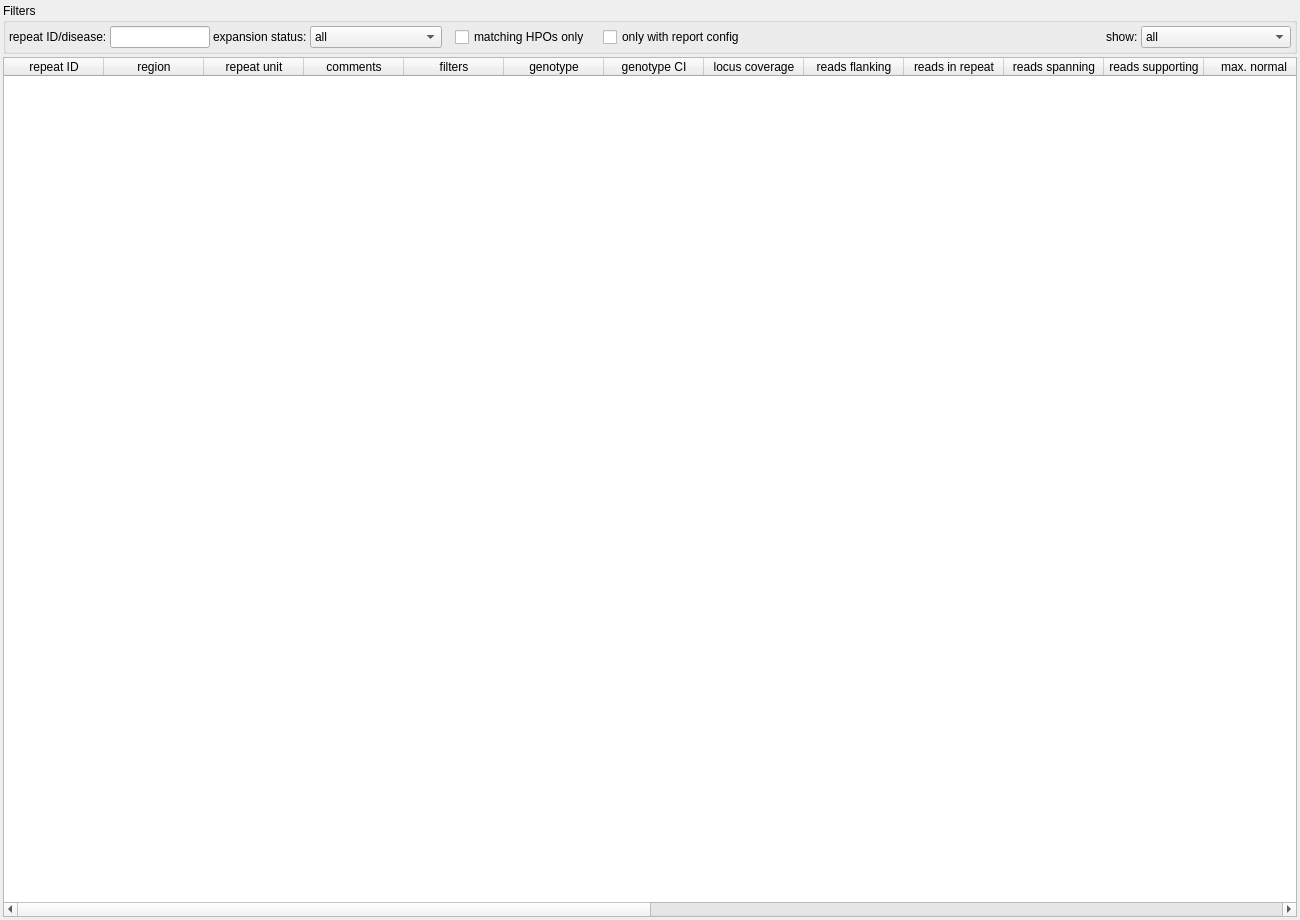
Above: src/GSvar/RepeatExpansionWidget.ui from imgag/ngs-bits before the change. Below: the same form after it.
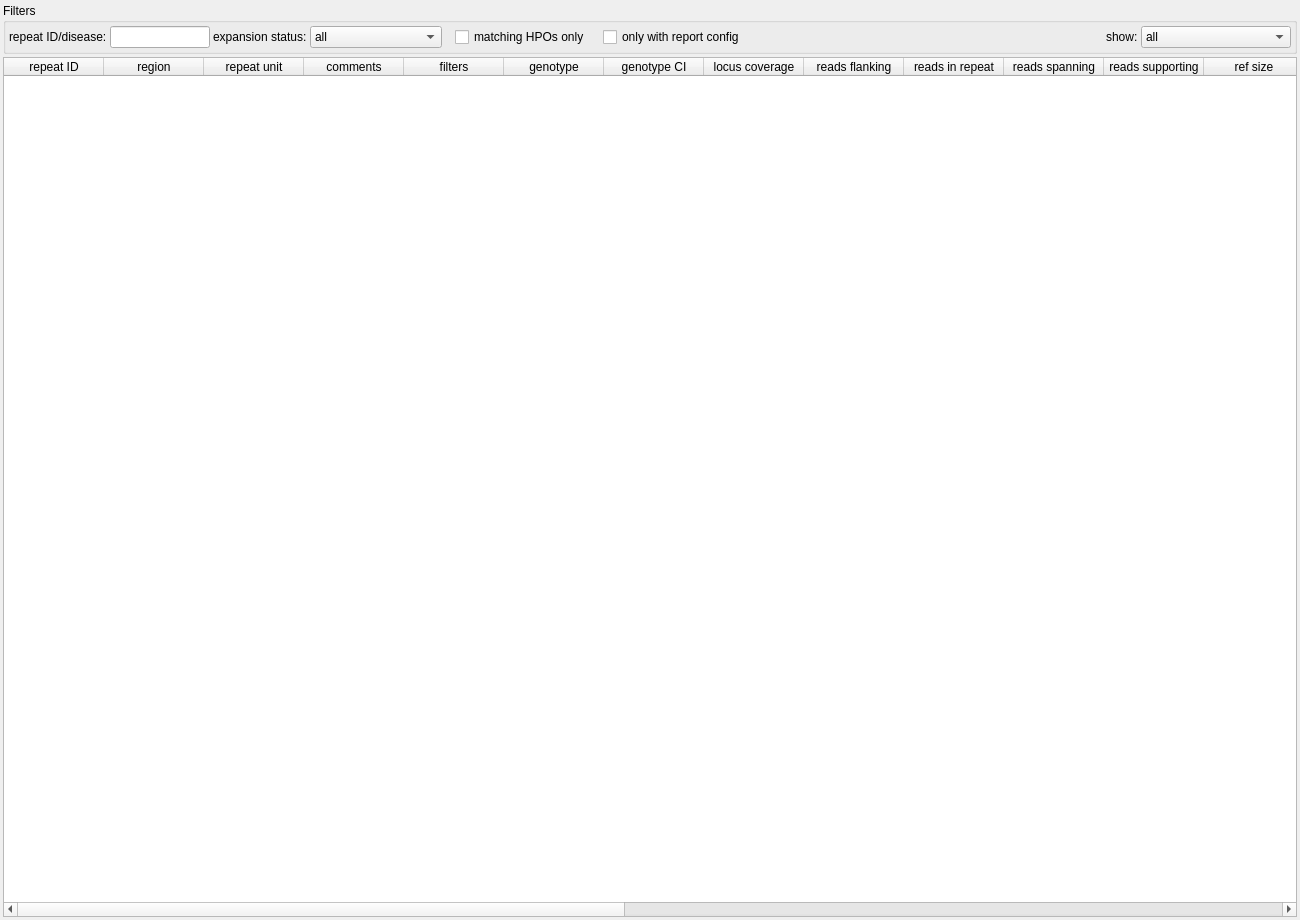
That is the form after the change.

Commit message:
src/GSvar/RepeatExpansionWidget.*: added additional column for RE ref size
src/cppNGS/RepeatLocusList*: added new entry for ref size

src/cppNGS-TEST/RepeatLocusList_Test.cpp: added test for RepeatLocus

What changed in the file:
```diff
--- a/src/GSvar/RepeatExpansionWidget.ui
+++ b/src/GSvar/RepeatExpansionWidget.ui
@@ -321,6 +321,11 @@
        <string>reads supporting</string>
       </property>
      </column>
+     <column>
+      <property name="text">
+       <string>ref size</string>
+      </property>
+     </column>
      <column>
       <property name="text">
        <string>max. normal</string>
```
The commit also changes 5 other files.
